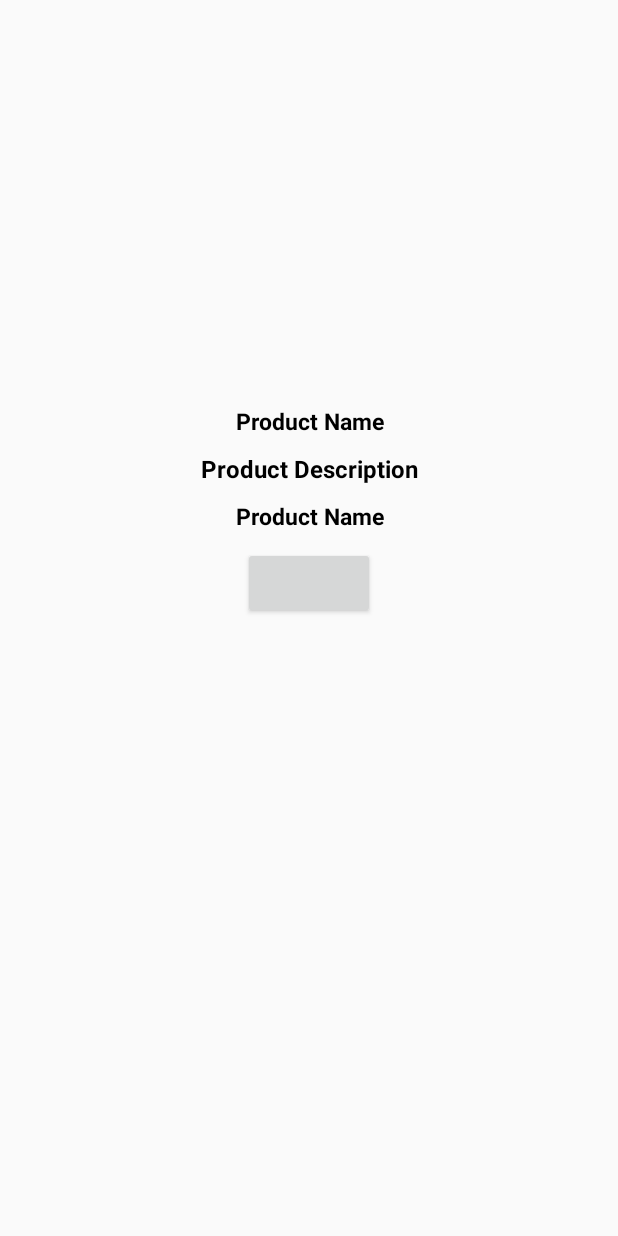
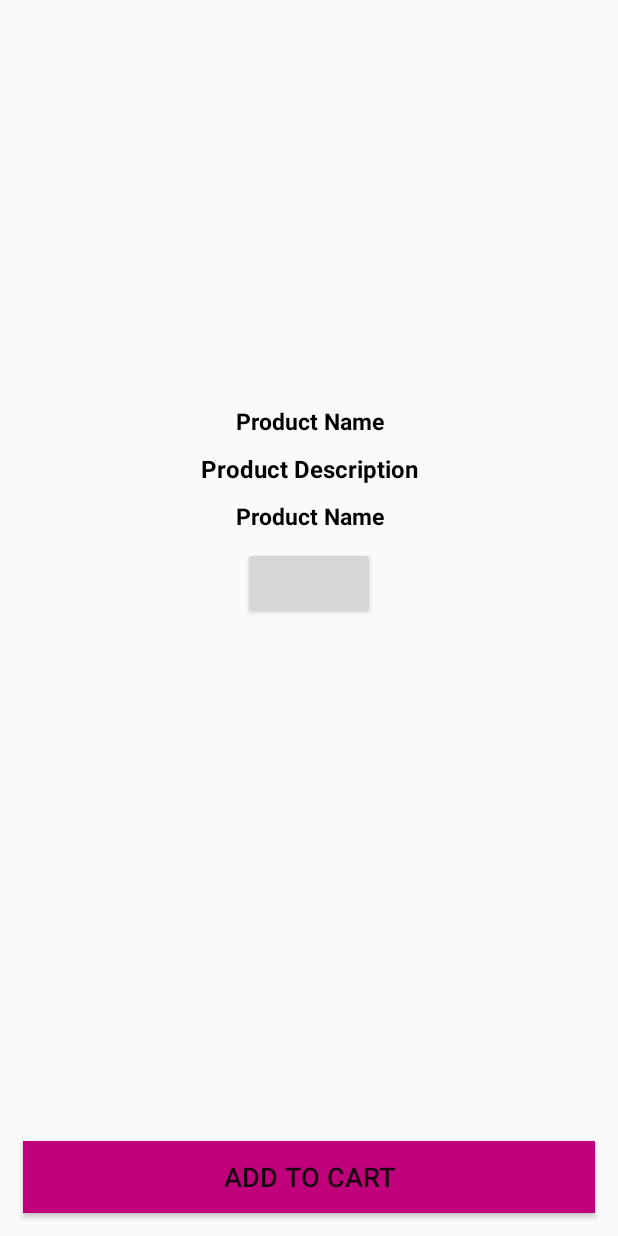
Before and after one commit to lilianjerikamau/BetterBuy, an Android app: the ProductDetailsActivity screen opened directly, with no data from a screen before it, on a phone screen of 412 x 824 dp. Run offline under Robolectric (Android 15) with nearby library versions, the phone set to English and light mode, and no system bars; our stand-ins replace Firebase (no records; nobody signed in at launch, a user with empty details on screens opened directly), Picasso; libraries missing offline, so code that uses them is left out: com.cepheuen.elegantnumberbutton; plain views replace ElegantNumberButton; pictures from the network do not load; 1 statement that could not run was skipped.

Commit message:
add to cart

```diff
--- a/app/src/main/res/layout/activity_product_details.xml
+++ b/app/src/main/res/layout/activity_product_details.xml
@@ -63,23 +63,16 @@
         >
 
     </com.cepheuen.elegantnumberbutton.view.ElegantNumberButton>
-<!--    <com.google.android.material.floatingactionbutton.FloatingActionButton-->
-<!--        android:id="@+id/add_product_to_cart_btn"-->
-<!--       android:layout_width = "wrap_content"-->
-<!--        android:layout_height = "wrap_content"-->
-<!--        android:elevation = "6dp"-->
-<!--        android:backgroundTint = "@android:color/white"-->
-<!--        android:src="@drawable/nav_cart"-->
-<!--        android:layout_alignParentRight = "true"-->
-<!--        android:layout_alignParentBottom = "true"-->
-<!--        android:layout_margin = "15dp"-->
-<!--        >-->
+<Button
+    android:id = "@+id/pd_add_to_cart"
+    android:layout_width = "match_parent"
+    android:layout_height = "wrap_content"
+    android:background = "@color/colorPrimaryDark"
+    android:layout_margin = "15dp"
+    android:layout_alignParentBottom = "true"
+    android:text = "Add To Cart"
+    android:textSize = "18dp"
 
-<!--    </com.google.android.material.floatingactionbutton.FloatingActionButton>-->
-
-
-
-
-
+    />
 
 </RelativeLayout>
--- a/app/src/main/res/layout/product_items_layout.xml
+++ b/app/src/main/res/layout/product_items_layout.xml
@@ -16,7 +16,8 @@
         android:layout_height="200dp"
         android:layout_below="@+id/product_name"
         android:scaleType="centerCrop"
-        android:layout_marginTop="2dp"/>
+        android:layout_marginTop="2dp"
+        android:layout_marginBottom="4dp"/>
     <TextView android:id="@+id/product_price"
         android:layout_width="match_parent"
         android:layout_height="wrap_content"
```
Also changed, not shown: app/src/main/java/com/example/betterbuy/ProductDetailsActivity.java (+68 -2 lines).
